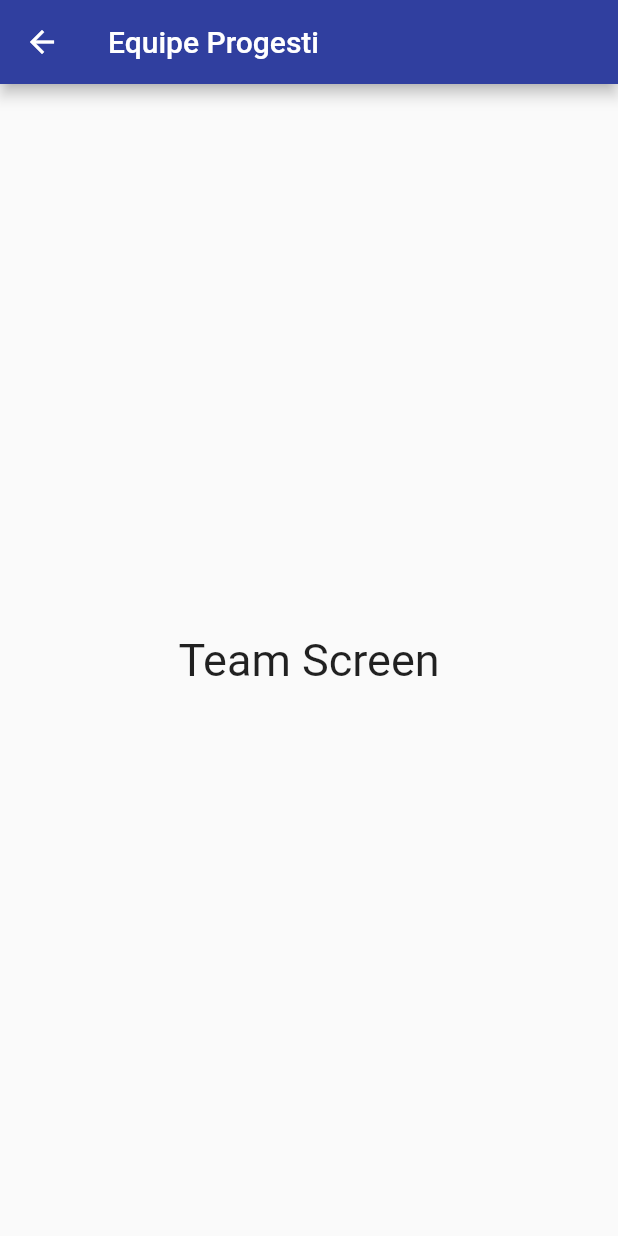
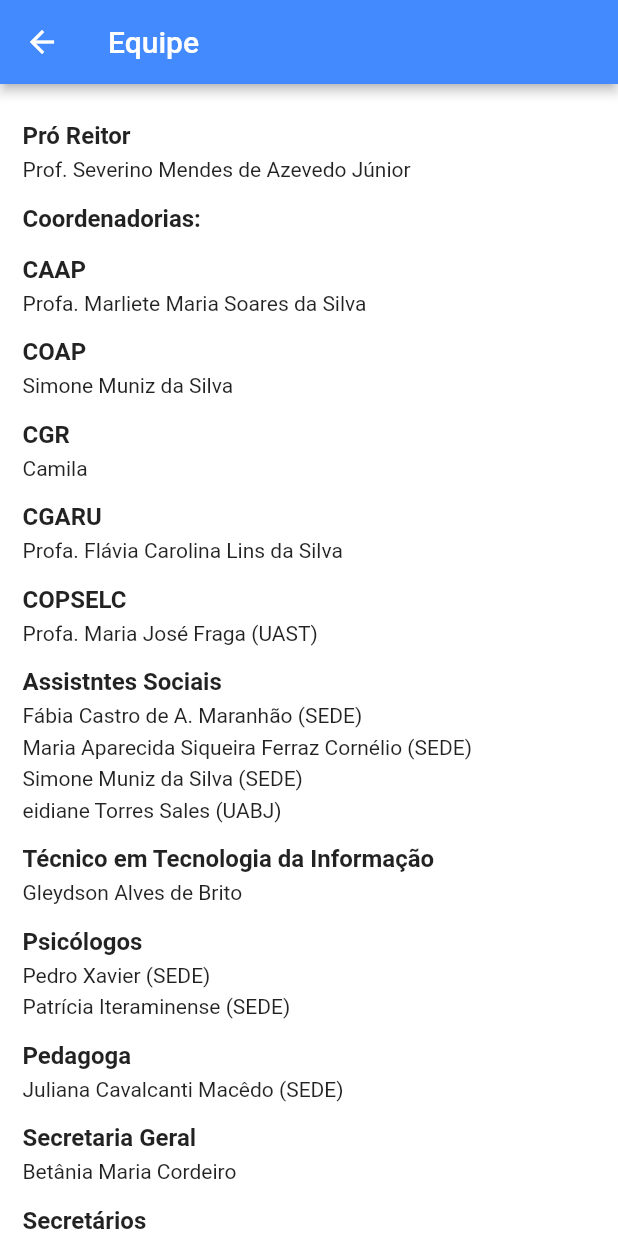
Before and after one commit to gleydsonbrito/progesti-app, a Flutter app: the Team screen opened by its route, on a phone screen of 412 x 824 dp. Run offline on Flutter 3.47's test engine with Material 2 defaults, Android fonts, the light colour scheme and no system bars.

Commit message:
added temas screen and refactors in home screen

```diff
--- a/lib/components/CoordinationItem.dart
+++ b/lib/components/CoordinationItem.dart
@@ -54,14 +54,6 @@ class CoordinationItem extends StatelessWidget {
               ),
             ),
           ),
-          Container(
-            width: 110,
-            height: 30,
-            alignment: Alignment.bottomCenter,
-            child: Image(
-              image: AssetImage("assets/wave.png"),
-            ),
-          ),
         ],
       ),
     );
--- a/lib/components/Drawer.dart
+++ b/lib/components/Drawer.dart
@@ -26,7 +26,7 @@ class DrawerProgesti extends StatelessWidget {
                 size: 30,
               ),
               title: Text(
-                "Equipe Progesti",
+                "Equipe",
                 style: TextStyle(
                   fontWeight: FontWeight.bold,
                   color: Colors.black.withOpacity(0.80),
@@ -43,7 +43,7 @@ class DrawerProgesti extends StatelessWidget {
                 size: 30,
               ),
               title: Text(
-                "Missão Progesti",
+                "Missão",
                 style: TextStyle(
                   fontWeight: FontWeight.bold,
                   color: Colors.black.withOpacity(0.80),
--- a/lib/components/IconHomeScreen.dart
+++ b/lib/components/IconHomeScreen.dart
@@ -9,7 +9,7 @@ class IconHomeScreen extends StatelessWidget {
   Widget build(BuildContext context) {
     return Positioned(
       left: 270,
-      top: 85,
+      top: 50,
       child: Container(
         width: 70,
         height: 70,
--- a/lib/components/NewsListItemCard.dart
+++ b/lib/components/NewsListItemCard.dart
@@ -15,6 +15,7 @@ class NewsListItemCard extends StatelessWidget {
       },
       child: Container(
         height: 70,
+        margin: EdgeInsets.only(top: 3),
         child: Card(
           child: ListTile(
             title: Text(
--- a/lib/components/NewsListTile.dart
+++ b/lib/components/NewsListTile.dart
@@ -5,7 +5,7 @@ class NewsListTile extends StatelessWidget {
   @override
   Widget build(BuildContext context) {
     return Container(
-      height: MediaQuery.of(context).size.height * 0.40,
+      height: MediaQuery.of(context).size.height * 0.45,
       width: MediaQuery.of(context).size.width * 0.90,
       child: ListView(
         children: <Widget>[
--- /dev/null
+++ b/lib/components/Teams/TeamsDescription.dart
@@ -0,0 +1,23 @@
+import 'package:flutter/material.dart';
+
+class TeamsDescription extends StatelessWidget {
+  String descriptions;
+
+  TeamsDescription(this.descriptions);
+
+  @override
+  Widget build(BuildContext context) {
+    return Container(
+      margin: EdgeInsets.only(bottom: 5),
+      child: Align(
+        alignment: Alignment.topLeft,
+        child: Text(
+          descriptions,
+          style: TextStyle(
+            color: Colors.black87,
+          ),
+        ),
+      ),
+    );
+  }
+}
--- /dev/null
+++ b/lib/components/Teams/TeamsTitle..dart
@@ -0,0 +1,24 @@
+import 'package:flutter/material.dart';
+
+class TeamsTitle extends StatelessWidget {
+  String title;
+
+  TeamsTitle(this.title);
+
+  @override
+  Widget build(BuildContext context) {
+    return Container(
+      margin: EdgeInsets.only(top: 10, bottom: 5),
+      child: Align(
+        alignment: Alignment.topLeft,
+        child: Text(
+          title,
+          style: TextStyle(
+            fontWeight: FontWeight.bold,
+            fontSize: 16,
+          ),
+        ),
+      ),
+    );
+  }
+}
--- a/lib/pages/Home.dart
+++ b/lib/pages/Home.dart
@@ -29,7 +29,7 @@ class Home extends StatelessWidget {
           children: <Widget>[
             Container(
               margin: EdgeInsets.only(
-                  top: MediaQuery.of(context).size.height * 0.15),
+                  top: MediaQuery.of(context).size.height * 0.10),
               decoration: BoxDecoration(
                 color: Colors.white,
                 borderRadius: BorderRadius.only(
--- a/lib/pages/MIssion.dart
+++ b/lib/pages/MIssion.dart
@@ -6,7 +6,7 @@ class Mission extends StatelessWidget {
   Widget build(BuildContext context) {
     return Scaffold(
       appBar: AppBar(
-        title: Text("Missão Progesti"),
+        title: Text("Missão"),
         backgroundColor: mainColor,
       ),
       body: Center(
--- a/lib/pages/Team.dart
+++ b/lib/pages/Team.dart
@@ -1,23 +1,101 @@
 import 'package:flutter/material.dart';
-import 'package:progesti_app/style.dart';
+import 'package:progesti_app/components/Teams/TeamsDescription.dart';
+import 'package:progesti_app/components/Teams/TeamsTitle..dart';
 
 class Team extends StatelessWidget {
+  List<String> assistentesSociais = [
+    "Fábia Castro de A. Maranhão (SEDE)",
+    "Maria Aparecida Siqueira Ferraz Cornélio (SEDE)",
+    "Simone Muniz da Silva (SEDE)",
+    "eidiane Torres Sales (UABJ)"
+  ];
+
+  List<String> psicologos = [
+    "Pedro Xavier (SEDE)",
+    "Patrícia Iteraminense (SEDE)"
+  ];
+
+  List<String> apoioAdm = [
+    "Maria Francisca Pedrosa",
+    "Mônica Ramos Wanderley",
+    "João Paulo Nunes de Oliveira - Secretário Geral Substituto "
+  ];
+
+  List<String> ServidoresRU = [
+    "Thamizy Morais Macedo",
+    "Renata Araújo Milanez Serra de Andrade - Economista Doméstica",
+    "Severino José de Santana"
+  ];
+
   @override
   Widget build(BuildContext context) {
     return Scaffold(
       appBar: AppBar(
-        title: Text("Equipe Progesti"),
-        backgroundColor: mainColor,
+        title: Text("Equipe"),
+        backgroundColor: Colors.blueAccent,
+        elevation: 3,
       ),
-      body: Center(
-        child: Text(
-          "Team Screen",
-          style: TextStyle(
-            fontSize: 30,
+      backgroundColor: Colors.white,
+      body: SafeArea(
+        child: SingleChildScrollView(
+          child: Container(
+            margin: EdgeInsets.all(15),
+            child: Align(
+              alignment: Alignment.topLeft,
+              child: Column(
+                children: <Widget>[
+                  TeamsTitle("Pró Reitor"),
+                  TeamsDescription("Prof. Severino Mendes de Azevedo Júnior"),
+                  TeamsTitle("Coordenadorias:"),
+                  TeamsTitle("CAAP"),
+                  TeamsDescription("Profa. Marliete Maria Soares da Silva"),
+                  TeamsTitle("COAP"),
+                  TeamsDescription("Simone Muniz da Silva"),
+                  TeamsTitle("CGR"),
+                  TeamsDescription("Camila"),
+                  TeamsTitle("CGARU"),
+                  TeamsDescription("Profa. Flávia Carolina Lins da Silva"),
+                  TeamsTitle("COPSELC"),
+                  TeamsDescription("Profa. Maria José Fraga (UAST)"),
+                  TeamsTitle("Assistntes Sociais"),
+                  Column(
+                    children: assistentesSociais
+                        .map((desc) => TeamsDescription(desc))
+                        .toList(),
+                  ),
+                  TeamsTitle("Técnico em Tecnologia da Informação"),
+                  TeamsDescription("Gleydson Alves de Brito"),
+                  TeamsTitle("Psicólogos"),
+                  Column(
+                    children: psicologos
+                        .map((desc) => TeamsDescription(desc))
+                        .toList(),
+                  ),
+                  TeamsTitle("Pedagoga"),
+                  TeamsDescription("Juliana Cavalcanti Macêdo (SEDE)"),
+                  TeamsTitle("Secretaria Geral"),
+                  TeamsDescription("Betânia Maria Cordeiro"),
+                  TeamsTitle("Secretários"),
+                  TeamsDescription("Maria Carlos de Araújo - CGARU, CGR, COAP"),
+                  TeamsTitle("Técnico em Assuntos Educacionais"),
+                  TeamsDescription("Sandy Beatriz G. da Silva Nobre"),
+                  TeamsTitle("Apoio Administrativo"),
+                  Column(
+                    children: apoioAdm
+                        .map((servidor) => TeamsDescription(servidor))
+                        .toList(),
+                  ),
+                  TeamsTitle("Funcionários RU"),
+                  Column(
+                    children: ServidoresRU.map(
+                        (servidor) => TeamsDescription(servidor)).toList(),
+                  ),
+                ],
+              ),
+            ),
           ),
         ),
       ),
-      // bottomNavigationBar: BottomTabBarProgesti(),
     );
   }
 }
--- a/pubspec.yaml
+++ b/pubspec.yaml
@@ -23,7 +23,6 @@ environment:
 dependencies:
   flutter:
     sdk: flutter
-
   webview_flutter: 0.3.22+1
 
 
```
